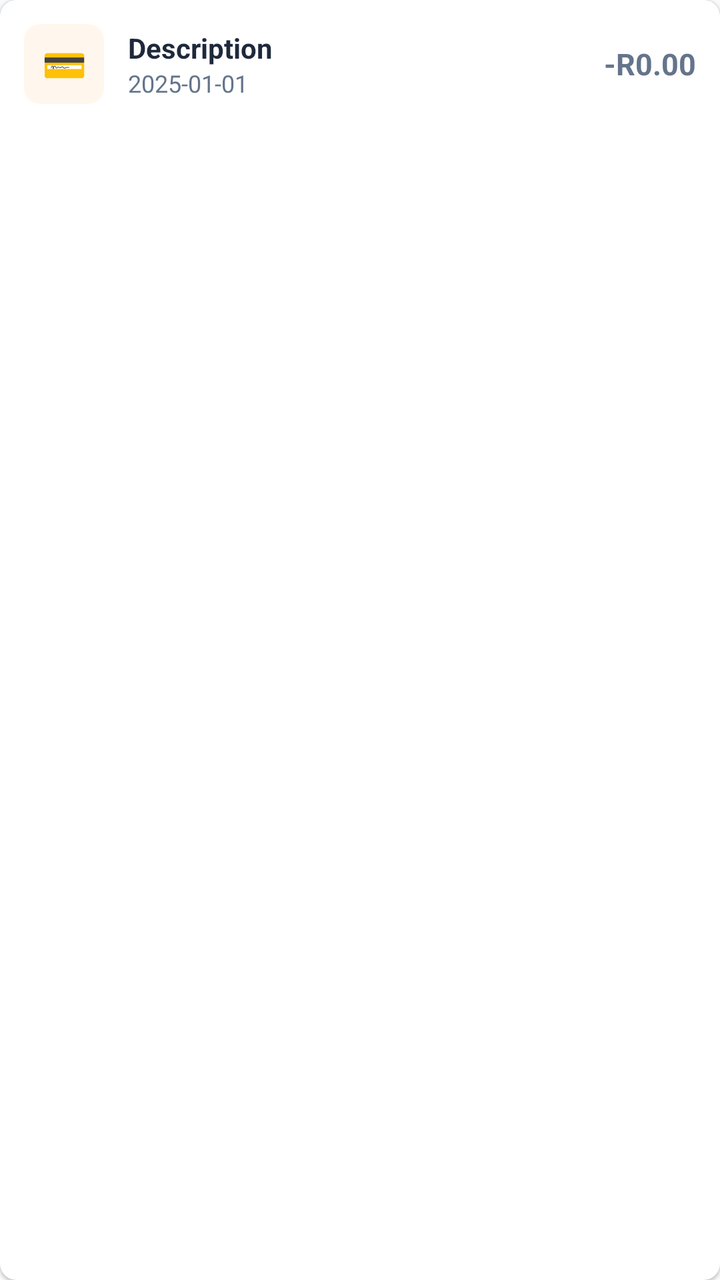
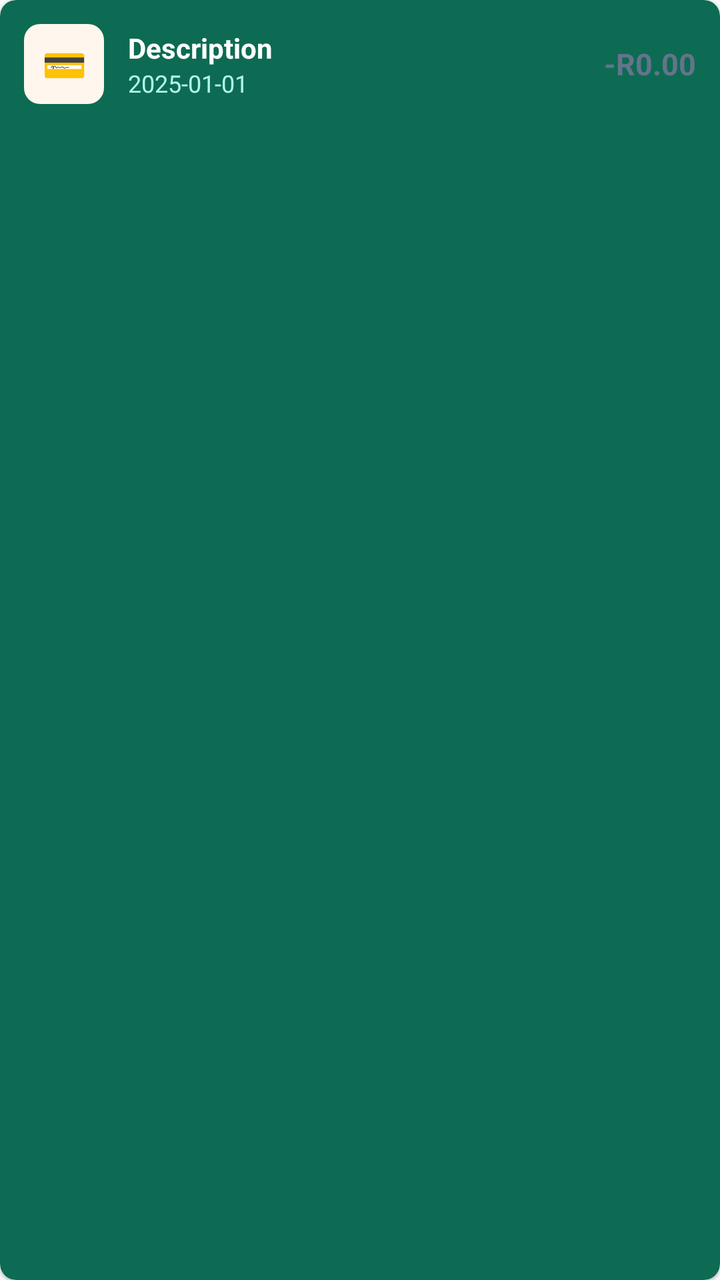

Before-and-after screenshots of an Android layout around one commit, followed by the original layout XML and the change that was made.
<!-- AndroidManifest.xml: application theme Theme.MoneyAssist -->
<!-- res/layout/item_transaction.xml -->
<?xml version="1.0" encoding="utf-8"?>
<androidx.cardview.widget.CardView
    xmlns:android="http://schemas.android.com/apk/res/android"
    xmlns:app="http://schemas.android.com/apk/res-auto"
    android:layout_width="match_parent"
    android:layout_height="wrap_content"
    android:layout_marginBottom="6dp"
    app:cardCornerRadius="8dp"
    app:cardElevation="1dp">

    <LinearLayout
        android:layout_width="match_parent"
        android:layout_height="wrap_content"
        android:orientation="horizontal"
        android:padding="12dp"
        android:gravity="center_vertical">

        <TextView
            android:id="@+id/tv_tx_icon"
            android:layout_width="40dp"
            android:layout_height="40dp"
            android:gravity="center"
            android:text="💳"
            android:textSize="18sp"
            android:textColor="@color/text_secondary"
            android:background="@drawable/bg_tag_learn"
            android:layout_marginEnd="12dp"/>

        <LinearLayout
            android:layout_width="0dp"
            android:layout_height="wrap_content"
            android:layout_weight="1"
            android:orientation="vertical">

            <TextView
                android:id="@+id/tv_tx_description"
                android:layout_width="wrap_content"
                android:layout_height="wrap_content"
                android:text="Description"
                android:textStyle="bold"
                android:textSize="14sp"
                android:textColor="@color/text_primary"/>

            <TextView
                android:id="@+id/tv_tx_date"
                android:layout_width="wrap_content"
                android:layout_height="wrap_content"
                android:text="2025-01-01"
                android:textSize="12sp"
                android:textColor="@color/text_secondary"/>
        </LinearLayout>

        <TextView
            android:id="@+id/tv_tx_amount"
            android:layout_width="wrap_content"
            android:layout_height="wrap_content"
            android:text="-R0.00"
            android:textColor="@color/text_secondary"
            android:textStyle="bold"
            android:textSize="15sp"/>
    </LinearLayout>
</androidx.cardview.widget.CardView>
<!-- resources referenced by this layout -->
<resources>
  <color name="text_primary">#1E293B</color>
  <color name="text_secondary">#64748B</color>
  <!-- drawable bg_tag_learn (drawable) -->
  <?xml version="1.0" encoding="utf-8"?>
  <shape xmlns:android="http://schemas.android.com/apk/res/android">
      <solid android:color="#FFF7ED"/>
      <corners android:radius="8dp"/>
  </shape>
  <style name="Theme.MoneyAssist" parent="Theme.MaterialComponents.DayNight.NoActionBar">
          <item name="colorPrimary">@color/green_primary</item>
          <item name="colorPrimaryVariant">@color/green_dark</item>
          <item name="colorOnPrimary">@color/white</item>
          <item name="colorSecondary">@color/yellow_accent</item>
          <item name="colorOnSecondary">@color/text_primary</item>
          <item name="colorSurface">@color/bg_card</item>
          <item name="colorOnSurface">@color/text_primary</item>
          <item name="android:windowBackground">@color/bg_page</item>
          <item name="android:statusBarColor">@color/green_dark</item>
  
          
          <item name="bottomNavigationStyle">@style/Widget.MoneyAssist.BottomNav</item>
      </style>
  <color name="green_primary">#1A9E7C</color>
  <color name="green_dark">#0D6B53</color>
  <color name="white">#FFFFFF</color>
  <color name="yellow_accent">#F59E0B</color>
  <color name="bg_card">#FFFFFF</color>
  <color name="bg_page">#F8FAFC</color>
  <style name="Widget.MoneyAssist.BottomNav" parent="Widget.MaterialComponents.BottomNavigationView">
          <item name="itemIconTint">@color/bottom_nav_color</item>
          <item name="itemTextColor">@color/bottom_nav_color</item>
          <item name="backgroundTint">@color/white</item>
      </style>
</resources>

<!-- the commit's change to res/layout/item_transaction.xml (unified diff, before → after) -->
@@ -5,6 +5,7 @@
     android:layout_width="match_parent"
     android:layout_height="wrap_content"
     android:layout_marginBottom="6dp"
+    app:cardBackgroundColor="@color/green_dark"
     app:cardCornerRadius="8dp"
     app:cardElevation="1dp">
 
@@ -39,7 +40,7 @@
                 android:text="Description"
                 android:textStyle="bold"
                 android:textSize="14sp"
-                android:textColor="@color/text_primary"/>
+                android:textColor="@color/white"/>
 
             <TextView
                 android:id="@+id/tv_tx_date"
@@ -47,7 +48,7 @@
                 android:layout_height="wrap_content"
                 android:text="2025-01-01"
                 android:textSize="12sp"
-                android:textColor="@color/text_secondary"/>
+                android:textColor="#B2F5EA"/>
         </LinearLayout>
 
         <TextView
<!-- resource entries referenced after the edit -->
@@ -29,8 +29,8 @@
   <color name="bg_card">#FFFFFF</color>
   <color name="bg_page">#F8FAFC</color>
   <style name="Widget.MoneyAssist.BottomNav" parent="Widget.MaterialComponents.BottomNavigationView">
-          <item name="itemIconTint">@color/bottom_nav_color</item>
-          <item name="itemTextColor">@color/bottom_nav_color</item>
+          <item name="itemIconTint">@color/nav_icon_color</item>
+          <item name="itemTextColor">@color/nav_icon_color</item>
           <item name="backgroundTint">@color/white</item>
       </style>
 </resources>
